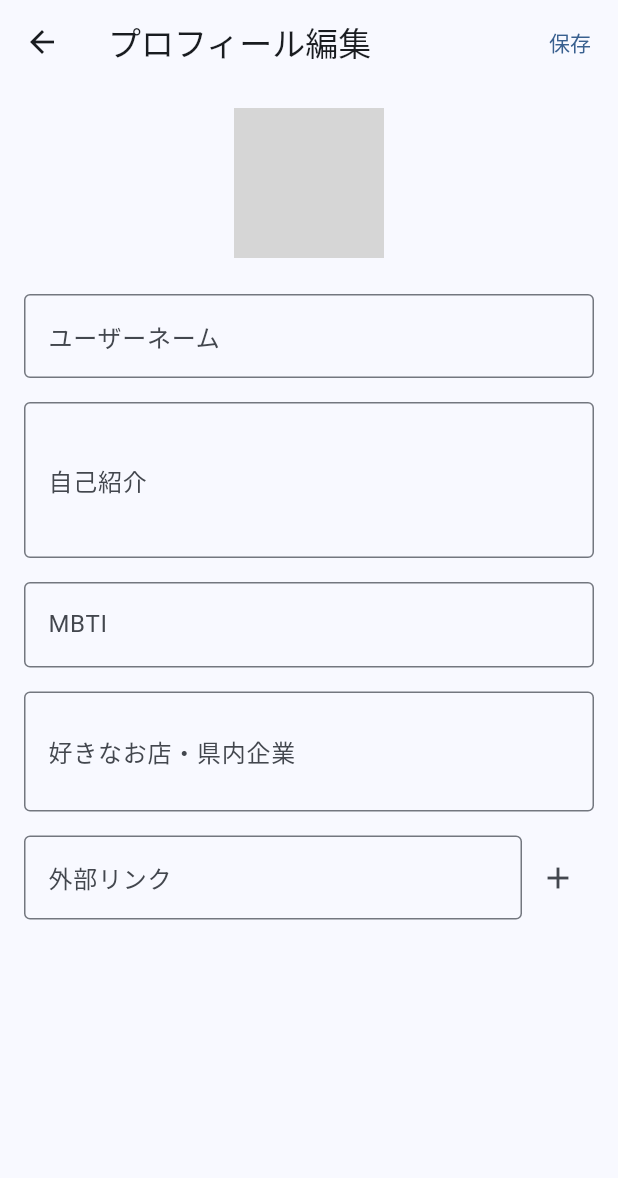
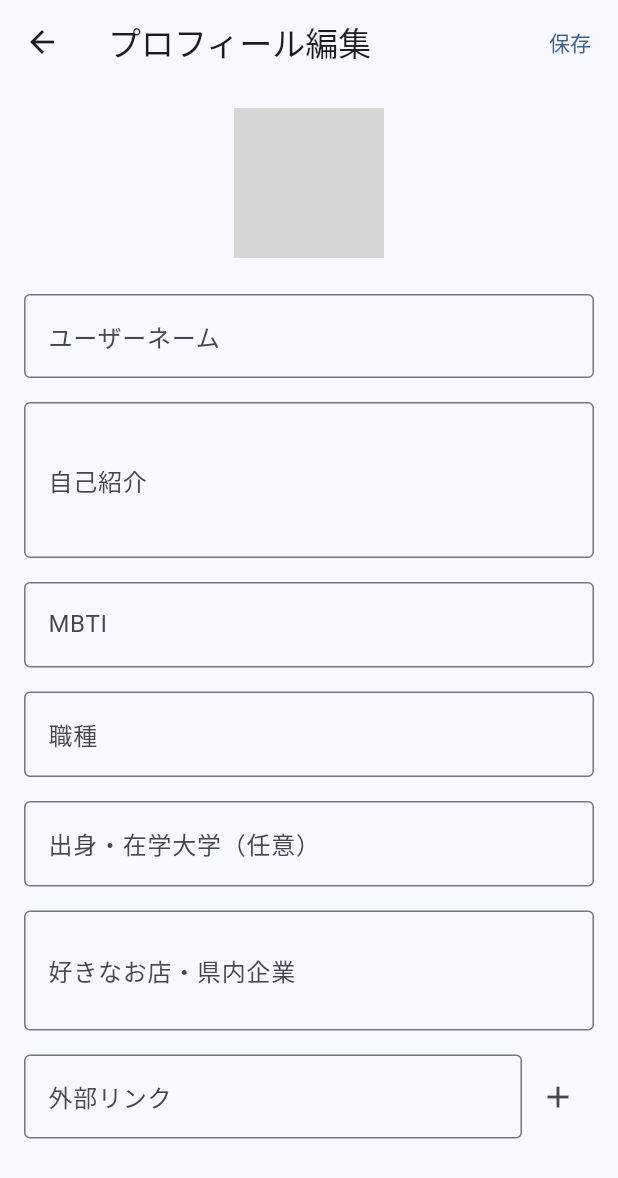
Before and after one commit to kusaka0914/ProjectApple, a Flutter app: the screen it shows once a user with an empty profile is signed in, item 5 of the bottom bar chosen, after a tap on "プロフィールを編集", on a phone screen of 412 x 824 dp. Shown: the top 1178 px of the screen. Run offline on Flutter 3.47's test engine with Material 3 defaults, Android fonts, the phone set to English and light mode, and no system bars; our stand-ins replace cached_network_image, cloud_firestore, firebase_auth, firebase_core, firebase_storage, flutter_riverpod and 5 more; accounts and stored records are empty; network calls fail; statements that could not run were skipped; grey boxes are pictures that could not be loaded.

Commit message:
プロフィール編集から大学、職種を変更可能にしました

```diff
--- a/lib/views/edit_profile_screen.dart
+++ b/lib/views/edit_profile_screen.dart
@@ -17,6 +17,8 @@ class EditProfileScreenState extends State<EditProfileScreen> {
   final _nameController = TextEditingController();
   final _bioController = TextEditingController();
   final _mbtiController = TextEditingController();
+  final _occupationController = TextEditingController();
+  final _universityController = TextEditingController();
   final _favoritePlacesController = TextEditingController();
   final _linksController = TextEditingController();
   bool _isLoading = false;
@@ -35,6 +37,8 @@ class EditProfileScreenState extends State<EditProfileScreen> {
     _nameController.dispose();
     _bioController.dispose();
     _mbtiController.dispose();
+    _occupationController.dispose();
+    _universityController.dispose();
     _favoritePlacesController.dispose();
     _linksController.dispose();
     super.dispose();
@@ -55,6 +59,8 @@ class EditProfileScreenState extends State<EditProfileScreen> {
         _nameController.text = userData.get('displayName') ?? '';
         _bioController.text = userData.get('bio') ?? '';
         _mbtiController.text = userData.get('mbti') ?? '';
+        _occupationController.text = userData.get('occupation') ?? '';
+        _universityController.text = userData.get('university') ?? '';
         _favoritePlacesController.text = userData.get('favoritePlaces') ?? '';
         _links = List<String>.from(userData.get('links') ?? []);
         _imageUrl = userData.get('photoUrl');
@@ -146,6 +152,8 @@ class EditProfileScreenState extends State<EditProfileScreen> {
         'displayName': _nameController.text,
         'bio': _bioController.text,
         'mbti': _mbtiController.text,
+        'occupation': _occupationController.text,
+        'university': _universityController.text,
         'favoritePlaces': _favoritePlacesController.text,
         'links': _links,
         if (photoUrl != null) 'photoUrl': photoUrl,
@@ -256,6 +264,24 @@ class EditProfileScreenState extends State<EditProfileScreen> {
             ),
             const SizedBox(height: 16),
             TextFormField(
+              controller: _occupationController,
+              decoration: const InputDecoration(
+                labelText: '職種',
+                border: OutlineInputBorder(),
+                hintText: '例: 学生、薬剤師、建築家など',
+              ),
+            ),
+            const SizedBox(height: 16),
+            TextFormField(
+              controller: _universityController,
+              decoration: const InputDecoration(
+                labelText: '出身・在学大学（任意）',
+                border: OutlineInputBorder(),
+                hintText: '例: 青森大学',
+              ),
+            ),
+            const SizedBox(height: 16),
+            TextFormField(
               controller: _favoritePlacesController,
               decoration: const InputDecoration(
                 labelText: '好きなお店・県内企業',
--- a/lib/views/tabs/profile_tab.dart
+++ b/lib/views/tabs/profile_tab.dart
@@ -143,6 +143,8 @@ class ProfileTab extends ConsumerWidget {
         final displayName = userData['displayName'] as String? ?? 'No Name';
         final bio = userData['bio'] as String? ?? '';
         final mbti = userData['mbti'] as String? ?? '';
+        final occupation = userData['occupation'] as String? ?? '';
+        final university = userData['university'] as String? ?? '';
         final favoritePlaces = userData['favoritePlaces'] as String? ?? '';
         final links = List<String>.from(userData['links'] ?? []);
         final postsCount = userData['postsCount'] as int? ?? 0;
@@ -216,6 +218,26 @@ class ProfileTab extends ConsumerWidget {
                               const Icon(Icons.psychology, size: 16),
                               const SizedBox(width: 4),
                               Text('MBTI: $mbti'),
+                            ],
+                          ),
+                        ],
+                        if (occupation.isNotEmpty) ...[
+                          const SizedBox(height: 8),
+                          Row(
+                            children: [
+                              const Icon(Icons.work, size: 16),
+                              const SizedBox(width: 4),
+                              Text('職種: $occupation'),
+                            ],
+                          ),
+                        ],
+                        if (university.isNotEmpty) ...[
+                          const SizedBox(height: 8),
+                          Row(
+                            children: [
+                              const Icon(Icons.school, size: 16),
+                              const SizedBox(width: 4),
+                              Text('大学: $university'),
                             ],
                           ),
                         ],
```
